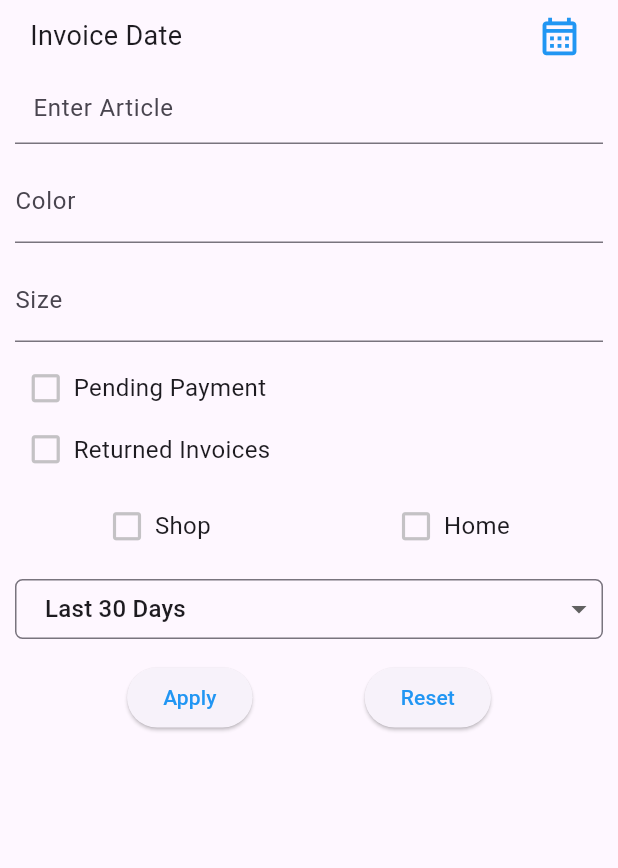
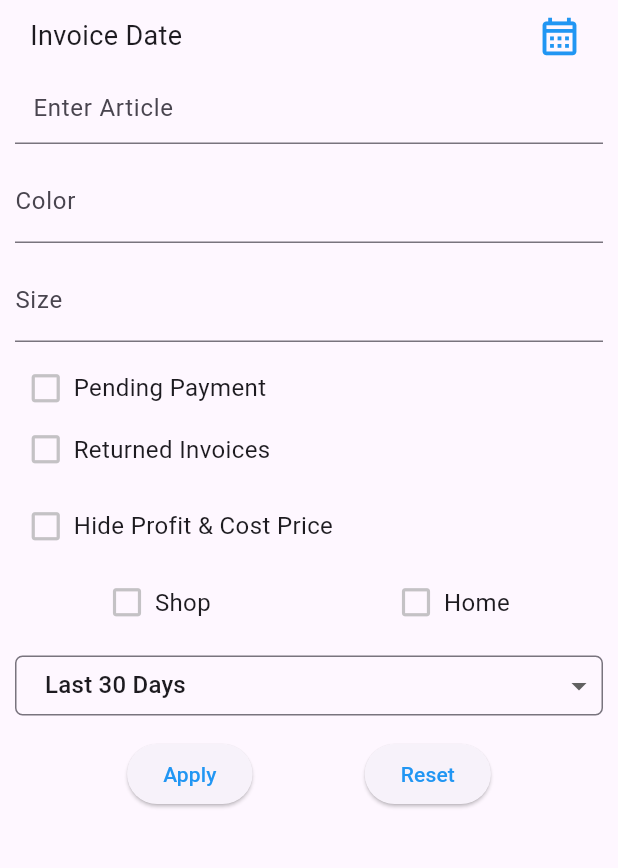
Before and after one commit to SushilKumarMalikFootwear/mobile, a Flutter app: the InvoicesFilter screen opened directly with empty values, on a phone screen of 412 x 824 dp, the part 45-913 px from its top. Run offline on Flutter 3.47's test engine with Material 3 defaults, Android fonts, the phone set to English and light mode, and no system bars; drawn by our look-alikes of flutter_typeahead; our stand-ins replace another_flushbar, cloud_firestore, dio, dropdown_button2, firebase_core, firebase_storage and 2 more; missing offline and left inert: autocomplete_textfield, d_chart; accounts and stored records are empty; network calls fail.

Commit message:
hide profit & cp, save previous invoice options

```diff
--- a/lib/config/constants/app_constants.dart
+++ b/lib/config/constants/app_constants.dart
@@ -25,7 +25,7 @@ abstract class Constants {
   static List<String> vendorList = [];
   static List<String> categoryList = [];
   static List<String> articleWithColorList = [];
-  static Map<String,Product> articleWithColorToProduct= {};
+  static Map<String, Product> articleWithColorToProduct = {};
   static List<String> allSizeList = [
     '1',
     '2',
@@ -73,6 +73,9 @@ abstract class Constants {
     '44',
     '45'
   ];
+  static bool isOldInvoice = false;
+  static String soldAt = 'HOME';
+  static DateTime invoiceDate = DateTime.now();
 }
 
 abstract class ApiUrls {
--- a/lib/modules/widgets/invoice_filter.dart
+++ b/lib/modules/widgets/invoice_filter.dart
@@ -22,6 +22,7 @@ class _InvoicesFilterState extends State<InvoicesFilter> {
   bool homeChecked = false;
   bool paymentPending = false;
   bool returnedInvoice = false;
+  bool hideProfitAndCp = false;
   List<String> dateRangeList = [
     'Last 30 Days',
     'Last Month',
@@ -120,6 +121,17 @@ class _InvoicesFilterState extends State<InvoicesFilter> {
             const SizedBox(
               height: 10,
             ),
+            CustomCheckBox(
+                isSelected: hideProfitAndCp,
+                onClicked: (value) {
+                  setState(() {
+                    hideProfitAndCp = value;
+                  });
+                },
+                label: "Hide Profit & Cost Price"),
+            const SizedBox(
+              height: 10,
+            ),
             Row(
               mainAxisAlignment: MainAxisAlignment.spaceAround,
               children: [
@@ -150,7 +162,7 @@ class _InvoicesFilterState extends State<InvoicesFilter> {
                 value: selectedDateRangeOption,
                 hint: 'Select Date Range',
                 onChange: (val) {
-                  DateTime now = DateTime.now().add(Duration(days:1));
+                  DateTime now = DateTime.now().add(Duration(days: 1));
                   if (val == dateRangeList[0]) {
                     selectedDateRangeStartDate =
                         now.subtract(Duration(days: 30));
@@ -162,7 +174,8 @@ class _InvoicesFilterState extends State<InvoicesFilter> {
                   } else if (val == dateRangeList[2]) {
                     selectedDateRangeStartDate =
                         DateTime(now.year, now.month - 6, 1);
-                    selectedDateRangeEndDate = DateTime(now.year, now.month, now.day);
+                    selectedDateRangeEndDate =
+                        DateTime(now.year, now.month, now.day);
                   } else if (val == dateRangeList[3]) {
                     selectedDateRangeStartDate = DateTime(2024, 1, 1);
                     selectedDateRangeEndDate =
@@ -186,6 +199,7 @@ class _InvoicesFilterState extends State<InvoicesFilter> {
                 ElevatedButton(
                     onPressed: () {
                       filterMap = {
+                        'hideProfitAndCp':hideProfitAndCp,
                         'article': articleCtrl.text,
                         'color': colorCtrl.text,
                         'size': sizeCtrl.text,
```
Also changed, not shown: lib/modules/widgets/create_invoice.dart (+6 -2 lines), lib/modules/widgets/view_invoices.dart (+7 -1 lines). Lines whose indentation alone changed are shown as unchanged.
